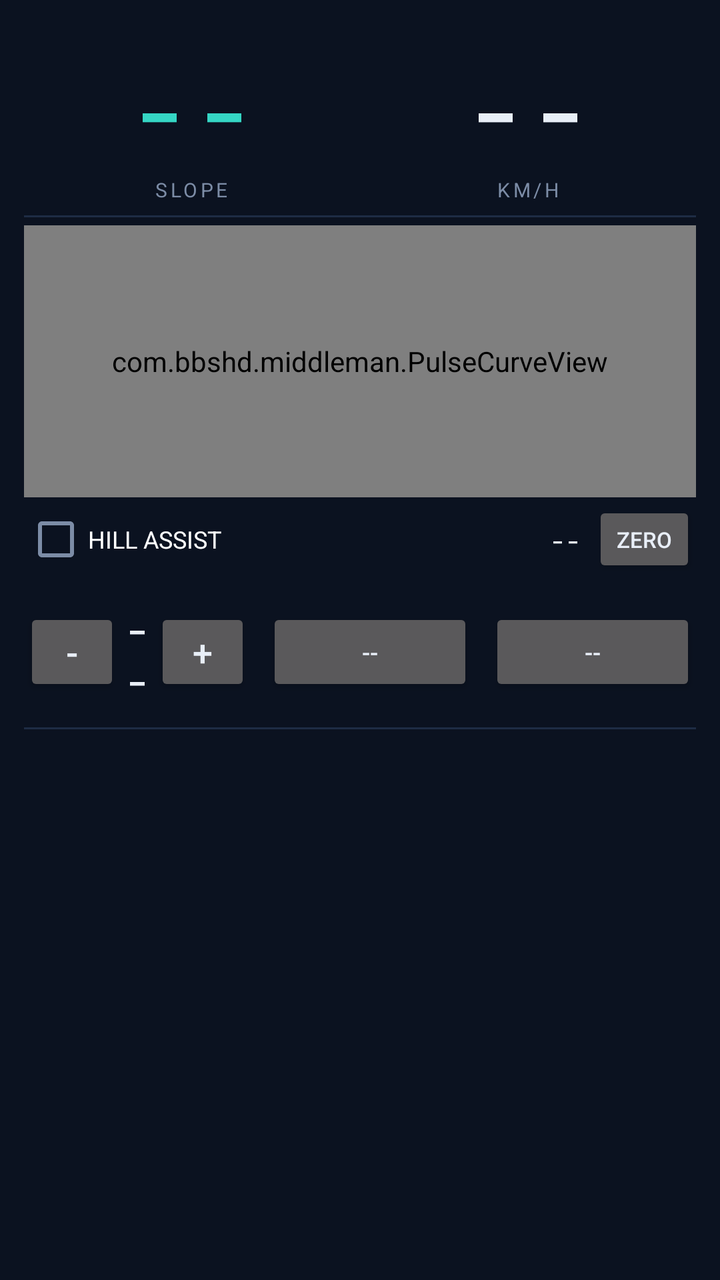
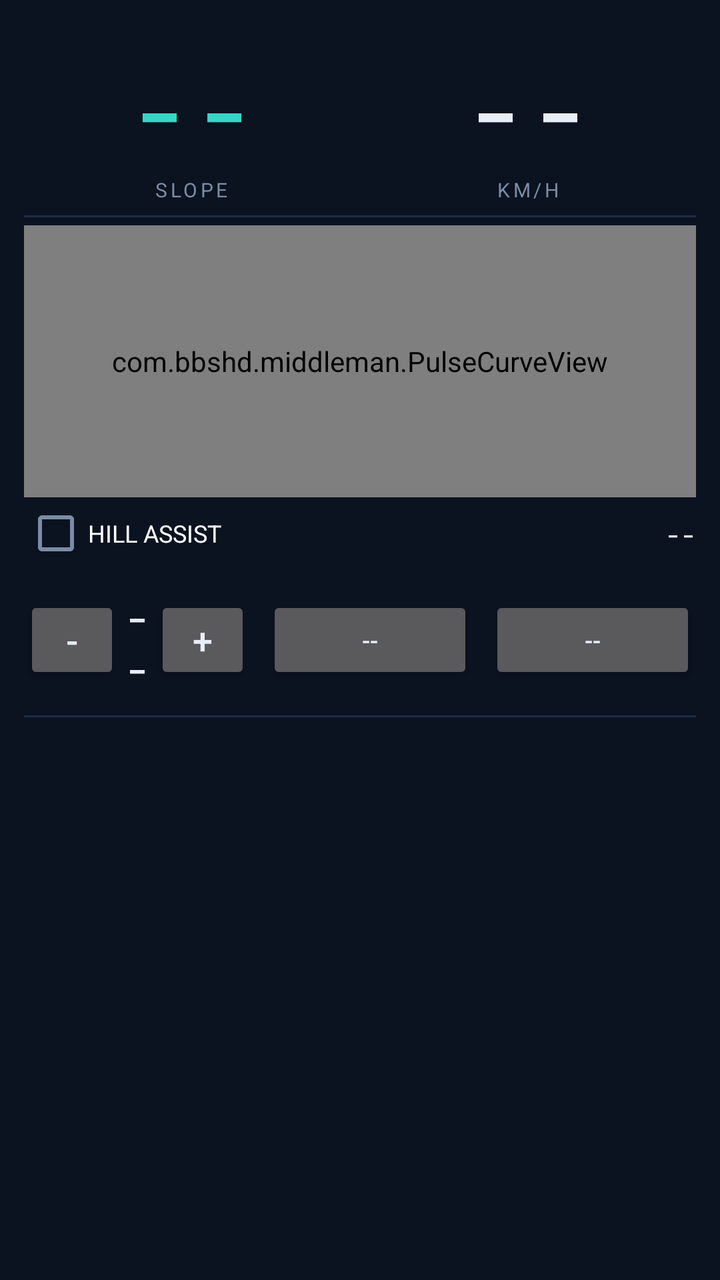

Compare the two renders of this Android layout. The source of the first and the diff that turns it into the second are given below.
<!-- AndroidManifest.xml: application theme AppTheme -->
<!-- res/layout/screen_dashboard.xml -->
<?xml version="1.0" encoding="utf-8"?>
<ScrollView xmlns:android="http://schemas.android.com/apk/res/android"
    android:layout_width="match_parent"
    android:layout_height="match_parent"
    android:fillViewport="true"
    android:scrollbars="none">

    <LinearLayout
        android:layout_width="match_parent"
        android:layout_height="wrap_content"
        android:orientation="vertical"
        android:padding="12dp">

        
        <LinearLayout
            android:layout_width="match_parent"
            android:layout_height="wrap_content"
            android:gravity="center_vertical"
            android:orientation="horizontal"
            android:paddingTop="4dp"
            android:paddingBottom="6dp">

            <LinearLayout
                android:layout_width="0dp"
                android:layout_height="wrap_content"
                android:layout_weight="1"
                android:gravity="center_horizontal"
                android:orientation="vertical">

                <TextView
                    android:id="@+id/slopeValue"
                    android:layout_width="wrap_content"
                    android:layout_height="wrap_content"
                    android:fontFamily="monospace"
                    android:text="@string/dash"
                    android:textColor="@color/accent"
                    android:textSize="54sp" />

                <TextView
                    android:layout_width="wrap_content"
                    android:layout_height="wrap_content"
                    android:letterSpacing="0.15"
                    android:text="@string/label_slope"
                    android:textColor="@color/dim"
                    android:textSize="10sp" />
            </LinearLayout>

            <LinearLayout
                android:layout_width="0dp"
                android:layout_height="wrap_content"
                android:layout_weight="1"
                android:gravity="center_horizontal"
                android:orientation="vertical">

                <TextView
                    android:id="@+id/speedValue"
                    android:layout_width="wrap_content"
                    android:layout_height="wrap_content"
                    android:fontFamily="monospace"
                    android:text="@string/dash"
                    android:textColor="@color/fg"
                    android:textSize="54sp" />

                <TextView
                    android:layout_width="wrap_content"
                    android:layout_height="wrap_content"
                    android:letterSpacing="0.15"
                    android:text="@string/label_kmh"
                    android:textColor="@color/dim"
                    android:textSize="10sp" />
            </LinearLayout>
        </LinearLayout>

        <View
            android:layout_width="match_parent"
            android:layout_height="1dp"
            android:background="@color/line" />

        
        <com.bbshd.middleman.PulseCurveView
            android:id="@+id/curveView"
            android:layout_width="match_parent"
            android:layout_height="136dp"
            android:layout_marginTop="4dp" />

        
        <LinearLayout
            android:layout_width="match_parent"
            android:layout_height="wrap_content"
            android:gravity="center_vertical"
            android:orientation="horizontal"
            android:paddingTop="2dp">

            <CheckBox
                android:id="@+id/hillEnable"
                android:layout_width="wrap_content"
                android:layout_height="wrap_content"
                android:minWidth="0dp"
                android:text="HILL ASSIST"
                android:textSize="12sp" />

            <TextView
                android:id="@+id/hillGrade"
                android:layout_width="0dp"
                android:layout_height="wrap_content"
                android:layout_weight="1"
                android:fontFamily="monospace"
                android:gravity="end"
                android:text="--"
                android:textColor="@color/fg"
                android:textSize="13sp" />

            <Button
                android:id="@+id/hillZero"
                android:layout_width="wrap_content"
                android:layout_height="38dp"
                android:layout_marginStart="6dp"
                android:minWidth="0dp"
                android:text="Zero"
                android:textSize="11sp" />
        </LinearLayout>

        
        <LinearLayout
            android:layout_width="match_parent"
            android:layout_height="wrap_content"
            android:gravity="center_vertical"
            android:orientation="horizontal"
            android:paddingTop="10dp"
            android:paddingBottom="10dp">

            <LinearLayout
                android:layout_width="0dp"
                android:layout_height="wrap_content"
                android:layout_weight="1.1"
                android:gravity="center_vertical"
                android:orientation="horizontal">

                <Button
                    android:id="@+id/assistDown"
                    android:layout_width="48dp"
                    android:layout_height="44dp"
                    android:minWidth="0dp"
                    android:padding="0dp"
                    android:text="@string/minus"
                    android:textSize="18sp" />

                <TextView
                    android:id="@+id/assistValue"
                    android:layout_width="0dp"
                    android:layout_height="wrap_content"
                    android:layout_weight="1"
                    android:fontFamily="monospace"
                    android:gravity="center"
                    android:text="@string/dash"
                    android:textColor="@color/fg"
                    android:textSize="22sp" />

                <Button
                    android:id="@+id/assistUp"
                    android:layout_width="48dp"
                    android:layout_height="44dp"
                    android:minWidth="0dp"
                    android:padding="0dp"
                    android:text="@string/plus"
                    android:textSize="18sp" />
            </LinearLayout>

            <Button
                android:id="@+id/modeButton"
                android:layout_width="0dp"
                android:layout_height="44dp"
                android:layout_marginStart="8dp"
                android:layout_weight="1"
                android:minWidth="0dp"
                android:text="@string/dash"
                android:textSize="12sp" />

            <Button
                android:id="@+id/lightsButton"
                android:layout_width="0dp"
                android:layout_height="44dp"
                android:layout_marginStart="8dp"
                android:layout_weight="1"
                android:minWidth="0dp"
                android:text="@string/dash"
                android:textSize="12sp" />
        </LinearLayout>

        <View
            android:layout_width="match_parent"
            android:layout_height="1dp"
            android:background="@color/line" />

        
        <LinearLayout
            android:id="@+id/gridContainer"
            android:layout_width="match_parent"
            android:layout_height="wrap_content"
            android:orientation="vertical"
            android:paddingTop="4dp" />

    </LinearLayout>
</ScrollView>
<!-- resources referenced by this layout -->
<resources>
  <color name="accent">#35D6C4</color>
  <color name="dim">#7C8CA6</color>
  <color name="fg">#E8EEF7</color>
  <color name="line">#1E2C44</color>
  <string name="dash">--</string>
  <string name="label_kmh">KM/H</string>
  <string name="label_slope">SLOPE</string>
  <string name="minus">-</string>
  <string name="plus">+</string>
  <style name="AppTheme" parent="@android:style/Theme.Material.NoActionBar">
          <item name="android:windowBackground">@color/bg</item>
          <item name="android:colorAccent">@color/accent</item>
          <item name="android:statusBarColor">@color/bg</item>
          <item name="android:navigationBarColor">@color/bg</item>
          <item name="android:textColorPrimary">@color/fg</item>
          <item name="android:textColorSecondary">@color/dim</item>
      </style>
  <color name="bg">#0B1220</color>
</resources>

<!-- the commit's change to res/layout/screen_dashboard.xml (unified diff, before → after) -->
@@ -110,14 +110,6 @@
                 android:textColor="@color/fg"
                 android:textSize="13sp" />
 
-            <Button
-                android:id="@+id/hillZero"
-                android:layout_width="wrap_content"
-                android:layout_height="38dp"
-                android:layout_marginStart="6dp"
-                android:minWidth="0dp"
-                android:text="Zero"
-                android:textSize="11sp" />
         </LinearLayout>
 
         
